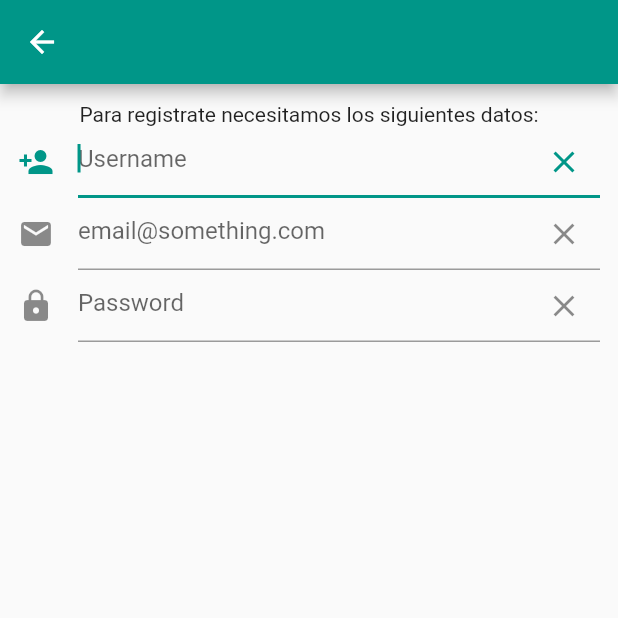
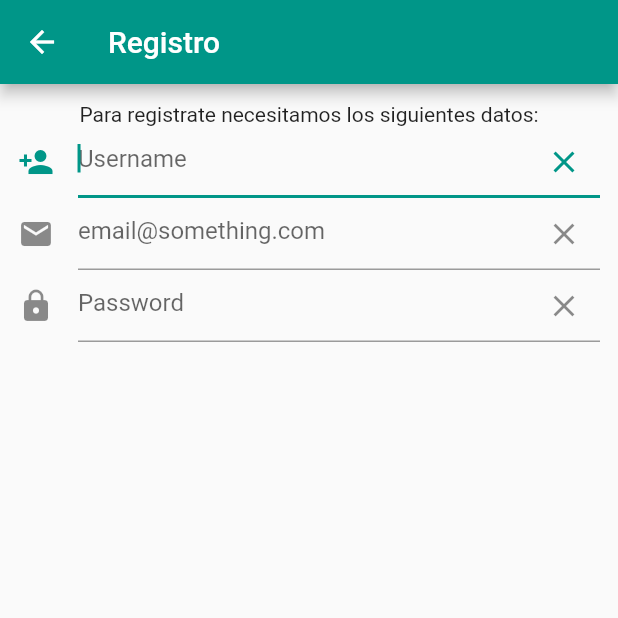
Before and after one commit to luisfergromo/flutter_app, a Flutter app: the RegistrationPage screen opened directly, on a phone screen of 412 x 824 dp, the top half of it. Run offline on Flutter 3.47's test engine with Material 2 defaults, Android fonts, the phone set to English and light mode, and no system bars.

```diff
--- a/lib/views/Login.dart
+++ b/lib/views/Login.dart
@@ -32,7 +32,7 @@ class _LoginPageState extends State<LoginPage>
   Widget build(BuildContext context) {
     return Scaffold(
       // appBar: AppBar(),
-//      resizeToAvoidBottomPadding: false,
+//     resizeToAvoidBottomPadding: false,
       backgroundColor: Colors.grey,
       body: new Stack(fit: StackFit.expand, children: <Widget>[
         new Image(
@@ -104,7 +104,8 @@ class _LoginPageState extends State<LoginPage>
                             ),
                           ])))),
         ]),
-        ]));
+      ]),
+    );
   }
 
   void _performLogin() {
--- a/lib/views/RegistrationPage.dart
+++ b/lib/views/RegistrationPage.dart
@@ -6,7 +6,10 @@ class RegistrationPage extends StatelessWidget {
   @override
   Widget build(BuildContext context) {
     return Scaffold(
-        appBar: AppBar(),
+        resizeToAvoidBottomPadding: false,
+        appBar: AppBar(
+          title: Text('Registro'),
+        ),
         body: new Padding(
           child: Form(
               child: new Theme(
```
Lines whose indentation alone changed are shown as unchanged.
